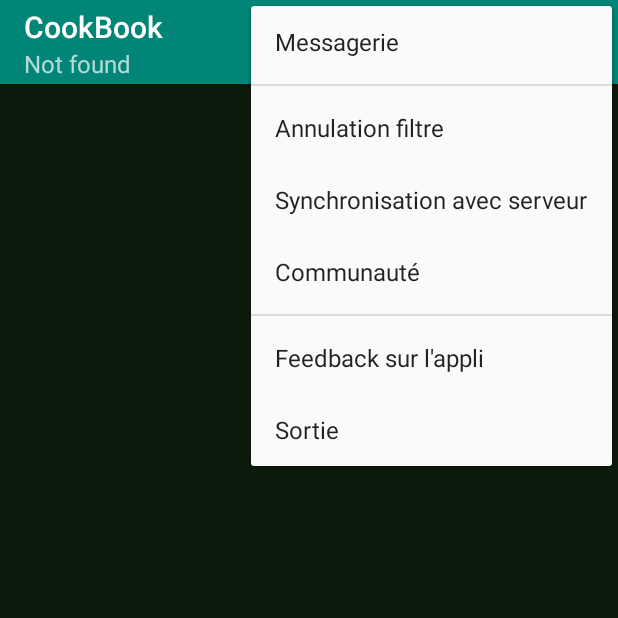
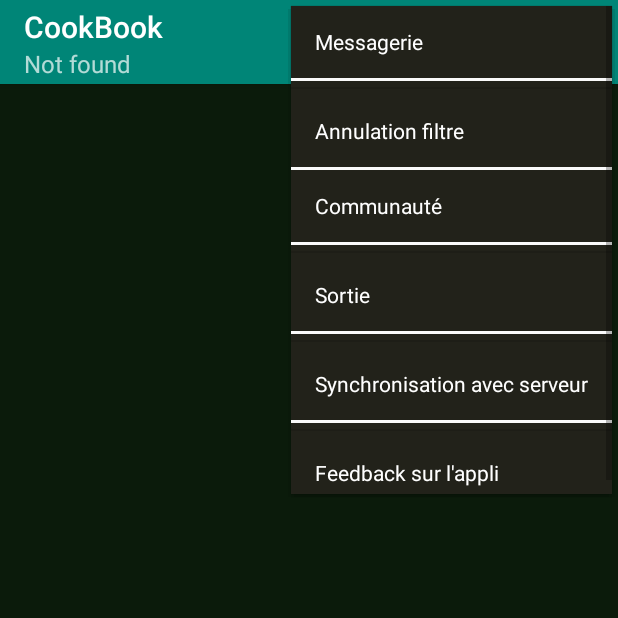
Before and after one commit to fab2vo/CookBook, an Android app: the RecipeListFragment screen opened directly, with no data from a screen before it, with the options menu open, on a phone screen of 412 x 824 dp, the top half of it. Run offline under Robolectric (Android 15) with nearby library versions, the phone set to English and light mode, and no system bars.

Commit message:
Version 7 (1.7) still blocked on menu dividers and actionbar subtitle size

```diff
--- a/app/src/main/java/com/fdx/cookbook/RecipeDisplayFragment.java
+++ b/app/src/main/java/com/fdx/cookbook/RecipeDisplayFragment.java
@@ -95,6 +95,7 @@ public class RecipeDisplayFragment extends Fragment {
     @Override
     public void onPause(){
         super.onPause();
+        //todo pourquoi update recipe ?
         CookBook.get(getActivity()).updateRecipe(mRecipe);
     }
 
--- a/app/src/main/java/com/fdx/cookbook/RecipeEditFragment.java
+++ b/app/src/main/java/com/fdx/cookbook/RecipeEditFragment.java
@@ -11,6 +11,7 @@ import android.os.Bundle;
 import android.provider.MediaStore;
 import android.support.v4.app.Fragment;
 import android.support.v4.content.FileProvider;
+import android.support.v4.view.MenuCompat;
 import android.text.Editable;
 import android.text.TextWatcher;
 import android.util.Log;
@@ -107,6 +108,7 @@ public class RecipeEditFragment extends Fragment {
     public void onCreateOptionsMenu(Menu menu, MenuInflater inflater) {
         super.onCreateOptionsMenu(menu, inflater);
         inflater.inflate(R.menu.fragment_recipe, menu);
+
     }
 
     @Override
@@ -121,6 +123,7 @@ public class RecipeEditFragment extends Fragment {
                     if (mBmp!=null){
                         NetworkUtils networkutils=new NetworkUtils(getContext());
                         networkutils.saveBmpInRecipe(mBmp, mRecipe);
+                        mRecipe.setDatePhoto(new Date());
                         mRecipe.updateTS(AsynCallFlag.NEWPHOTO,true);
                     }
                     if (IsRecipeNew(mRecipeId)){
--- a/app/src/main/java/com/fdx/cookbook/RecipeListFragment.java
+++ b/app/src/main/java/com/fdx/cookbook/RecipeListFragment.java
@@ -112,7 +112,6 @@ public class RecipeListFragment extends Fragment {
         inflater.inflate(R.menu.fragment_recipe_list, menu);
         mMessageItem = menu.findItem(R.id.new_mail);
         CookBook cookbook=CookBook.get(getActivity());
-        //mMessageItem.setVisible(cookbook.isThereMail());
         mMessageItem.setShowAsAction(cookbook.isThereMail() ?
                 MenuItem.SHOW_AS_ACTION_ALWAYS:MenuItem.SHOW_AS_ACTION_NEVER);
         MenuCompat.setGroupDividerEnabled(menu, true);
--- a/app/src/main/res/menu/fragment_recipe_list.xml
+++ b/app/src/main/res/menu/fragment_recipe_list.xml
@@ -15,47 +15,47 @@
         android:icon="@drawable/ic_menu_add"
         android:title="@string/P1MU_new"
         app:showAsAction="always|withText"
-        android:orderInCategory="1"/>
+        />
     <item
         android:id="@+id/new_mail"
         android:icon="@drawable/ic_message"
         android:title="@string/P1MU_receive"
         app:showAsAction="ifRoom|withText"
-        android:orderInCategory="2"/>
-    <group android:id="@+id/add_to_menu_list"
-        android:enabled="true"
-        android:visible="true">
+        />
+
+<group android:id="@+id/add_to_menu_list">
         <item
             android:id="@+id/list_sync"
             android:icon="@drawable/ic_logout"
             android:orderInCategory="4"
             android:title="@string/P1MU_sync"
-            app:showAsAction="never|withText" />
+            app:showAsAction="never|withText"
+            />
         <item
             android:id="@+id/list_filter"
             android:icon="@drawable/ic_filter"
             android:title="@string/P1MU_raz"
             app:showAsAction="never|withText"
-            android:orderInCategory="3"/>
+            />
         <item
             android:id="@+id/list_com"
             android:title="@string/P1MU_com"
             app:showAsAction="never|withText"
-            android:orderInCategory="5"/>
+        />
 </group>
-    <group android:id="@+id/out_of_menu_list"
-        android:enabled="true"
-        android:visible="true">
+<group android:id="@+id/out_of_menu_list">
     <item
         android:id="@+id/feedback"
         android:orderInCategory="5"
         android:title="@string/P1MU_fb"
-            app:showAsAction="never|withText" />
+        app:showAsAction="never|withText"
+    />
 <item
     android:id="@+id/list_logout"
     android:icon="@drawable/ic_logout"
-            android:orderInCategory="6"
     android:title="@string/P1MU_out"
-            app:showAsAction="never|withText" />
+    app:showAsAction="never|withText"
+    />
 </group>
+
 </menu>
--- a/app/src/main/res/values/colors.xml
+++ b/app/src/main/res/values/colors.xml
@@ -14,4 +14,3 @@
     <color name="light_green">#81D62C</color>
     <color name="white">#FFFFFF</color>
 </resources>
-<!-- #2E2E23-->
--- a/app/src/main/res/values/styles.xml
+++ b/app/src/main/res/values/styles.xml
@@ -6,10 +6,24 @@
         <item name="colorPrimaryDark">@color/colorPrimaryDark</item>
         <item name="colorAccent">@color/colorAccent</item>
         <item name="android:windowBackground">@color/bg_list</item>
+        <item name="android:itemBackground">@color/bg_list2</item>
+        <item name="android:itemTextAppearance">@style/itemTextStyle.AppTheme</item>
+        <item name="android:dividerHeight">2dp</item>
+        <!--item name="android:dropDownListViewStyle">@style/MyDropDownListView</item-->
     </style>
+
+<!-- Menu -->
     <style name="MyToobarSubtitleStyle" parent="@android:style/TextAppearance.Holo.Widget.ActionBar.Subtitle">
-        <item name="android:textSize">5dp</item>
+        <item name="android:textSize">5dp</item> <!-- Ne marche pas -->
     </style>
+
+    <style name="itemTextStyle.AppTheme" parent="@android:style/TextAppearance.Widget.IconMenu.Item">
+        <item name="android:textColor">@color/white</item>
+    </style>
+    <!-- fonctionne mais donne un séparateur pour chaque ligne
+    <style name="MyDropDownListView" parent="@android:style/Widget.ListView.DropDown">
+        <item name="android:divider">@color/fg_title</item>
+    </style> -->
 
 <!-- Mettre aussi TitleEnterField -->
     <style name="EnterValueField">
@@ -65,5 +79,4 @@
         <item name="android:layout_gravity">center_horizontal</item>
         <item name="android:textColor">@color/white</item>
     </style>
-
 </resources>
```
Also changed, not shown: app/src/main/java/com/fdx/cookbook/AsyncCallClass.java (+8 -3 lines), app/src/main/java/com/fdx/cookbook/CookBook.java (+10 -1 lines). Lines whose indentation alone changed are shown as unchanged.
